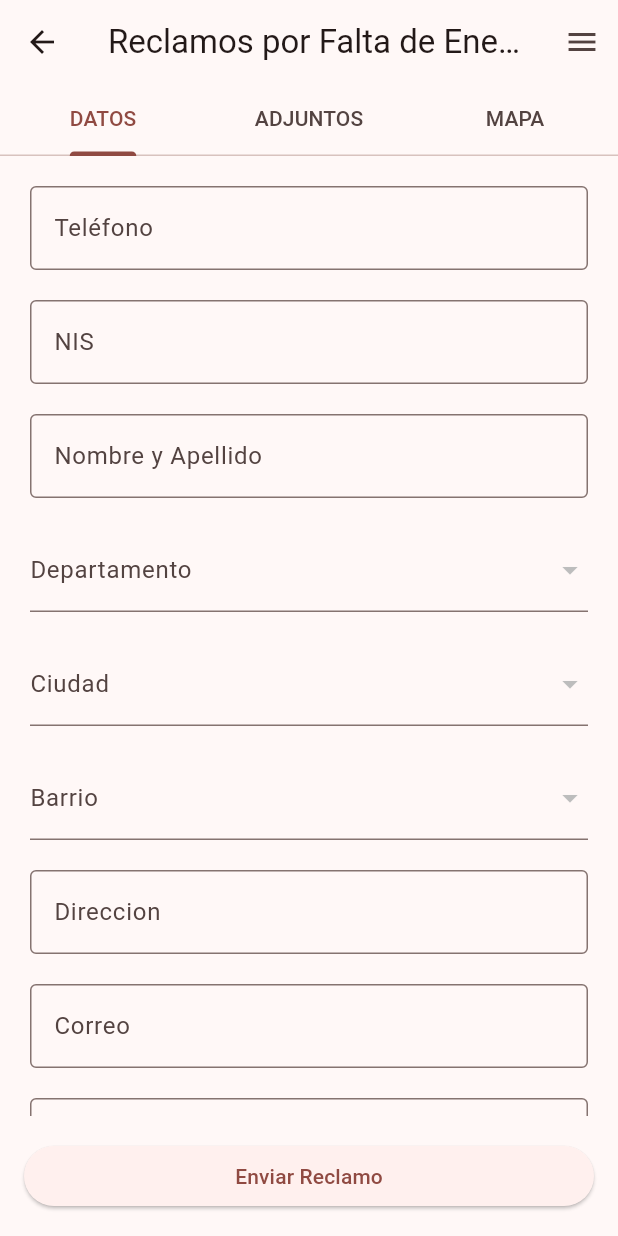
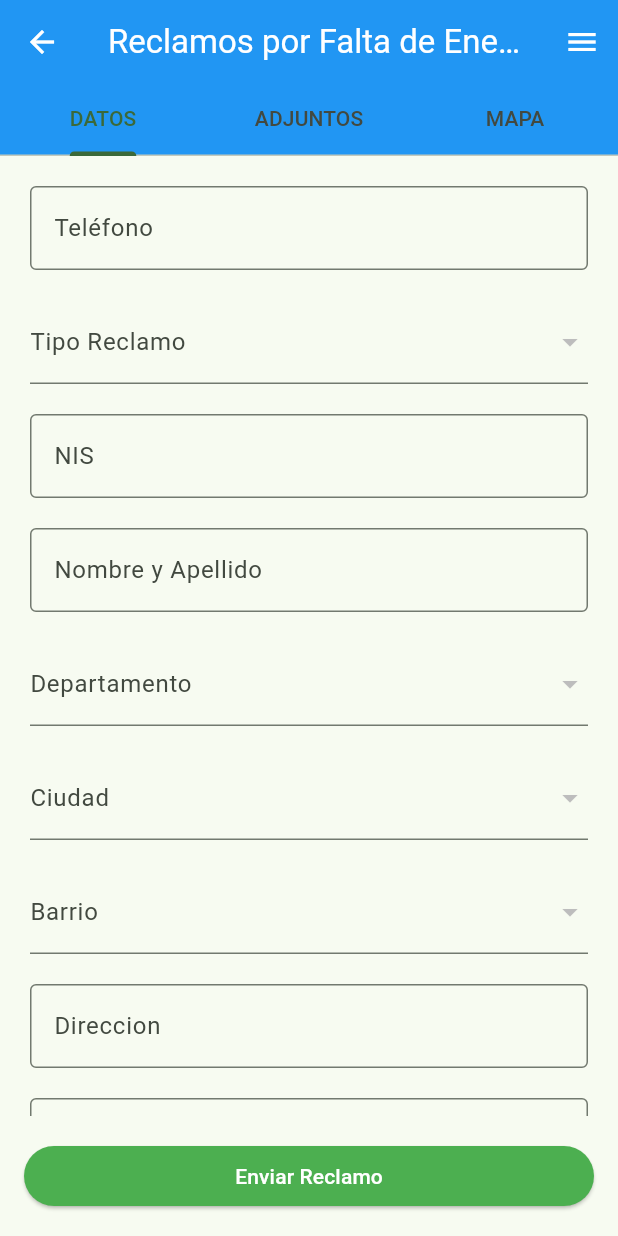
Before and after one commit to arma20044/formOK, a Flutter app: the screen it shows after launch, after a tap on "Alumbrado Público", on a phone screen of 412 x 824 dp. Run offline on Flutter 3.47's test engine with Material 3 defaults, Android fonts, the phone set to English and light mode, and no system bars; our stand-ins replace dio, flutter_dotenv, flutter_riverpod, flutter_secure_storage, font_awesome_flutter, geolocator and 4 more; missing offline and left inert: video_thumbnail; network calls fail.

Commit message:
ajustes para modo dark

```diff
--- a/lib/main.dart
+++ b/lib/main.dart
@@ -1,43 +1,27 @@
 import 'package:flutter/material.dart';
 import 'package:flutter_riverpod/flutter_riverpod.dart';
-import 'package:form/config/theme/app_theme.dart';
-import 'package:form/core/auth/auth_provider.dart';
-import 'package:form/core/enviromens/Enrivoment.dart';
 import 'package:form/core/router/app_router.dart';
-import 'package:form/presentation/auth/login_screen.dart';
 import 'package:form/presentation/components/drawer/custom_drawer.dart';
 import 'package:form/presentation/components/menu/main_menu.dart';
 import 'package:form/provider/theme_provider.dart';
 
-
 import 'presentation/components/menu/menu_data.dart';
 
 void main() {
-  runApp(
-    ProviderScope(
-    child:   MyApp()
-    )
-  );
+  runApp(ProviderScope(child: MyApp()));
 }
 
-class MyApp extends  ConsumerWidget{
+class MyApp extends ConsumerWidget {
   const MyApp({super.key});
 
   @override
   Widget build(BuildContext context, WidgetRef ref) {
-
     final theme = ref.watch(themeProvider);
 
-
-
-
-    return  MaterialApp.router(
+    return MaterialApp.router(
       routerConfig: appRouter,
       title: 'Flutter Auth',
       theme: theme,
-
-
-
     );
   }
 }
@@ -47,22 +31,10 @@ class HomeScreen extends StatelessWidget {
 
   @override
   Widget build(BuildContext context) {
-
-
-
-
-
-    return MaterialApp(
-      theme: AppTheme(selectedColor: 3).getTheme(),
-
-          title: 'Flutter Auth',
-      home: Scaffold(
+    return Scaffold(
         endDrawer: const CustomDrawer(),
         appBar: AppBar(
-          //backgroundColor: ThemeProvider().themeData.primaryColor,
-
           title: Center(
-
             child: Image.asset('assets/images/logoande.png', height: 50),
           ),
 
@@ -78,7 +50,7 @@ class HomeScreen extends StatelessWidget {
             iconSize: 44,
           ),
         ),
-      ),
+
     );
   }
 }
--- a/lib/presentation/components/tab1.dart
+++ b/lib/presentation/components/tab1.dart
@@ -188,6 +188,16 @@ class Tab1State extends State<Tab1> with AutomaticKeepAliveClientMixin {
             },
           ),
           const SizedBox(height: 20),
+           DropdownCustom<TipoReclamo>(
+            label: "Tipo Reclamo",
+            items: listaTipoReclamo,
+            value: selectedTipoReclamo,
+            displayBuilder: (b) => b.nombre!,
+            validator: (val) =>
+                val == null ? "Seleccione un tipo Reclamo" : null,
+            onChanged: (val) => setState(() => selectedTipoReclamo = val),
+          ),
+          const SizedBox(height: 20),
           //NIS
           TextFormField(
             controller: nisController,
@@ -310,15 +320,7 @@ class Tab1State extends State<Tab1> with AutomaticKeepAliveClientMixin {
             },
           ),
           const SizedBox(height: 20),
-          DropdownCustom<TipoReclamo>(
-            label: "Tipo Reclamo",
-            items: listaTipoReclamo,
-            value: selectedTipoReclamo,
-            displayBuilder: (b) => b.nombre!,
-            validator: (val) =>
-                val == null ? "Seleccione un tipo Reclamo" : null,
-            onChanged: (val) => setState(() => selectedTipoReclamo = val),
-          ),
+
         ],
       ),
     );
```
Lines whose indentation alone changed are shown as unchanged.
